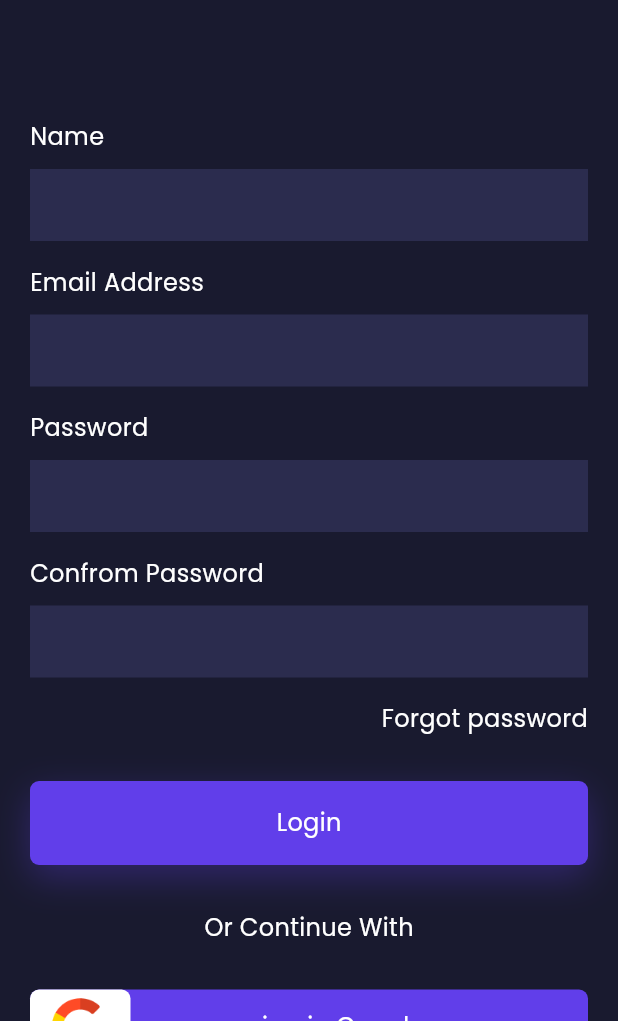
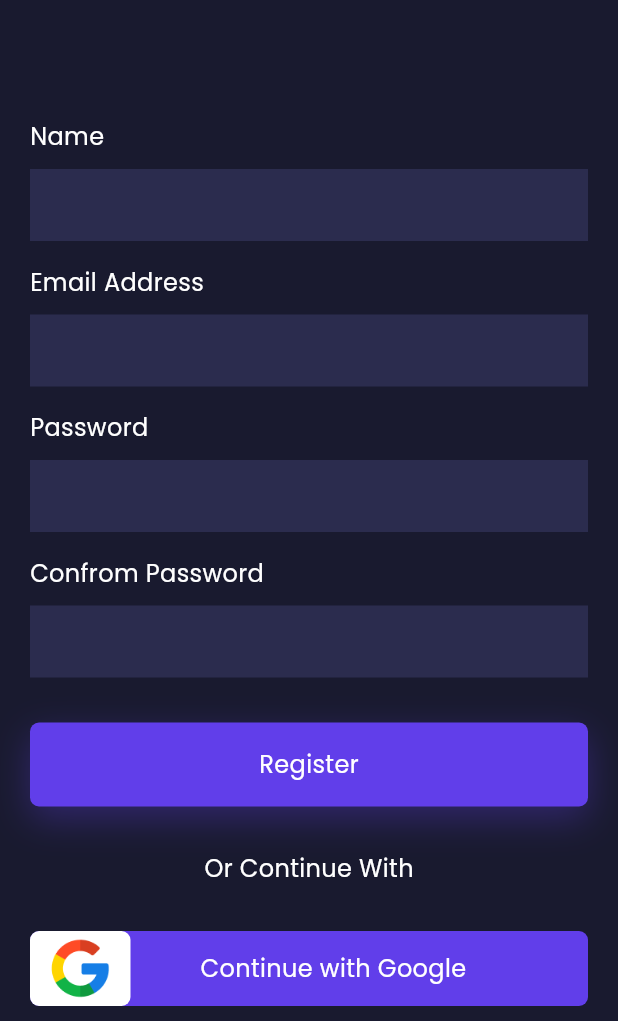
Before and after one commit to ba138/data, a Flutter app: the RegisterScreen screen opened by its route, on a phone screen of 412 x 824 dp, the part 215-1236 px from its top. Run offline on Flutter 3.47's test engine with Material 3 defaults, Android fonts, the phone set to English and light mode, and no system bars; our stand-ins replace another_flushbar, fluttertoast, google_fonts.

Commit message:
changes to fix the issues of the ui

```diff
--- a/lib/res/components/google_container.dart
+++ b/lib/res/components/google_container.dart
@@ -28,7 +28,7 @@ class _GoogleContainerState extends State<GoogleContainer> {
             child: Image.asset("images/google.png"),
           ),
           Text(
-            " sign in Google ",
+            "Continue with Google ",
             style: GoogleFonts.getFont(
               "Poppins",
               textStyle: const TextStyle(
--- a/lib/view/auth/register_screen.dart
+++ b/lib/view/auth/register_screen.dart
@@ -51,25 +51,8 @@ class RegisterScreen extends StatelessWidget {
               maxLines: 1,
               text: 'Confrom Password',
             ),
-            const VerticalSpeacing(16),
-            Row(
-              mainAxisAlignment: MainAxisAlignment.end,
-              children: [
-                Text(
-                  "Forgot password",
-                  style: GoogleFonts.getFont(
-                    "Poppins",
-                    textStyle: const TextStyle(
-                      fontSize: 16,
-                      fontWeight: FontWeight.w400,
-                      color: AppColor.whiteColor,
-                    ),
-                  ),
-                ),
-              ],
-            ),
             const VerticalSpeacing(30),
-            RoundedButton(title: "Login", onpress: () {}),
+            RoundedButton(title: "Register", onpress: () {}),
             const VerticalSpeacing(30),
             Text(
               "Or Continue With",
```
